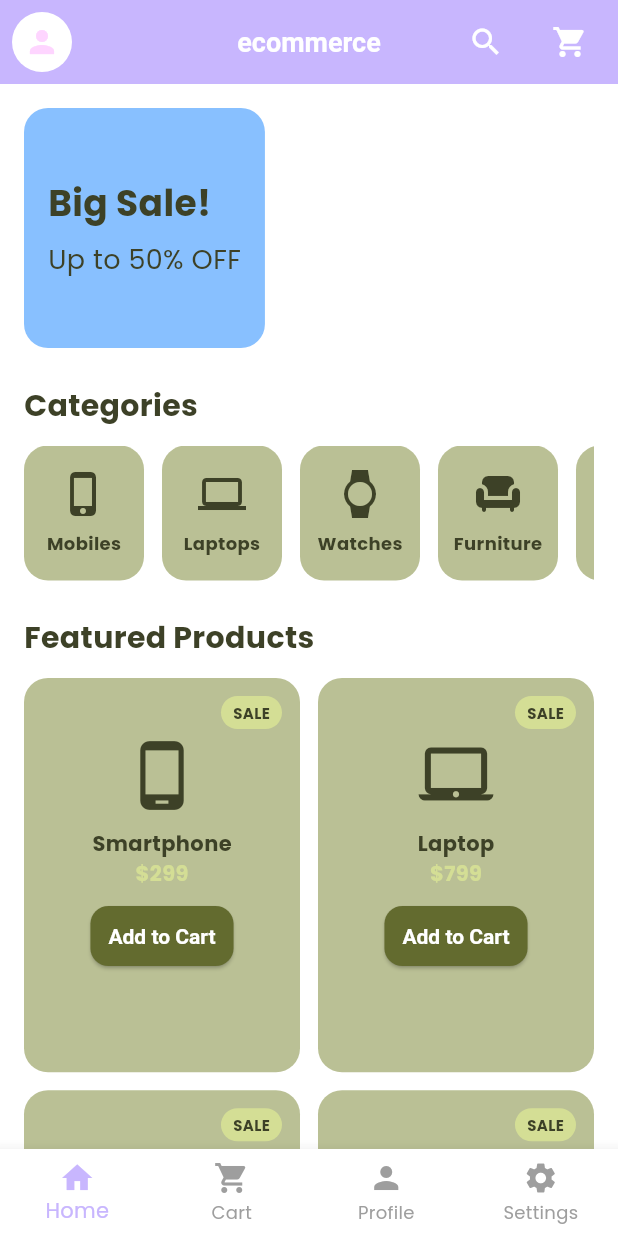
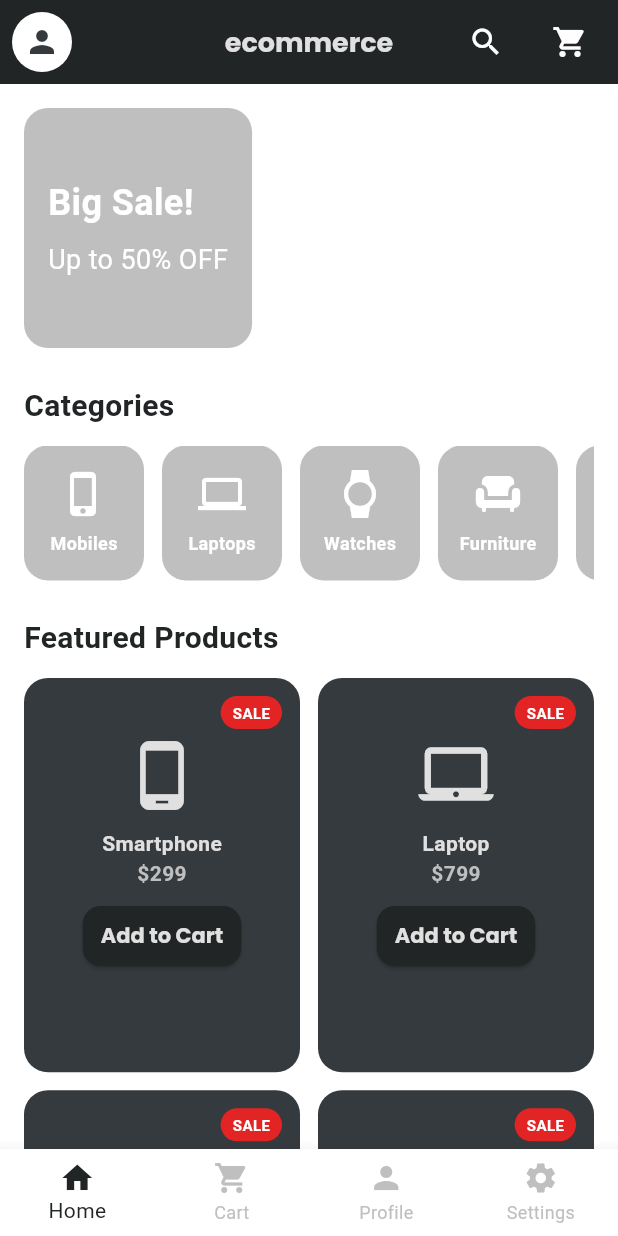
Before and after one commit to MuhammadUmer3325/ecommerce_app, a Flutter app: the screen it shows after launch, after a tap on "Get Started", on a phone screen of 412 x 824 dp. Run offline on Flutter 3.47's test engine with Material 3 defaults, Android fonts, the phone set to English and light mode, and no system bars; our stand-ins replace google_fonts, lottie.

Commit message:
Updated UI - added new Colors

```diff
--- a/lib/core/constants/app_constants.dart
+++ b/lib/core/constants/app_constants.dart
@@ -1,14 +1,14 @@
+// lib/core/constants/app_constants.dart
 import 'package:flutter/material.dart';
 
 class AppColors {
-  // ===================== New Colors =====================
-  static const lightBlue1 = Color(0xFFBDCFFF);
-  static const lightBlue2 = Color(0xFF88C0FF);
-  static const lightPurple1 = Color(0xFFC8B6FE);
-  static const lightPurple2 = Color(0xFFE7C5FF);
-  static const lightPink = Color(0xFFFED5FF);
+  static const main = Color(0xFF222526);     // Onyx
+  static const bg = Color(0xFF353A3E);       // Graphite
+  static const light = Color(0xFFE0E0E0);    // Platinum
+  static const dark = Color(0xFF1A1A1A);     // Jet Black
+  static const hint = Color(0xFFBFBFBF);     // Ash
 }
 
 class AppFonts {
-  static const String primaryFont = 'Poppins'; // ya koi aur font jo tum use karna chaho
+  static const String primaryFont = 'Poppins';
 }
--- a/lib/core/theme/app_theme.dart
+++ b/lib/core/theme/app_theme.dart
@@ -1,33 +1,42 @@
+import 'package:ecommerce/core/constants/app_constants.dart';
 import 'package:flutter/material.dart';
-import '../constants/app_constants.dart';
+import 'package:google_fonts/google_fonts.dart';
 
 class AppTheme {
   static ThemeData lightTheme = ThemeData(
     // ===================== COLORS =====================
-    primaryColor: AppColors.lightBlue1,
-    scaffoldBackgroundColor: AppColors.lightBlue2,
-    fontFamily: AppFonts.primaryFont,
+    primaryColor: AppColors.main,
+    scaffoldBackgroundColor: AppColors.bg,
 
     // ===================== APP BAR THEME =====================
-    appBarTheme: const AppBarTheme(
-      backgroundColor: AppColors.lightBlue1,
+    appBarTheme: AppBarTheme(
+      backgroundColor: AppColors.main,
       elevation: 0,
-      titleTextStyle: TextStyle(
-        color: Colors.white,
+      titleTextStyle: GoogleFonts.poppins(
+        color: AppColors.light,
         fontSize: 18,
         fontWeight: FontWeight.bold,
       ),
-      iconTheme: IconThemeData(color: Colors.white),
+      iconTheme: const IconThemeData(color: AppColors.light),
     ),
 
     // ===================== TEXT THEME =====================
-    textTheme: const TextTheme(
-      bodyLarge: TextStyle(
-        color: AppColors.lightPurple1,
-        fontSize: 16,
+    textTheme: TextTheme(
+      // ✅ Heading
+      headlineLarge: GoogleFonts.poppins(
+        color: AppColors.light,
+        fontSize: 22,
+        fontWeight: FontWeight.bold,
       ),
-      bodyMedium: TextStyle(
-        color: AppColors.lightPurple2,
+      // ✅ Subheading
+      headlineMedium: GoogleFonts.montserrat(
+        color: AppColors.light,
+        fontSize: 18,
+        fontWeight: FontWeight.w600,
+      ),
+      // ✅ Body
+      bodyMedium: GoogleFonts.roboto(
+        color: AppColors.hint,
         fontSize: 14,
       ),
     ),
@@ -35,17 +44,20 @@
     // ===================== ELEVATED BUTTON THEME =====================
     elevatedButtonTheme: ElevatedButtonThemeData(
       style: ElevatedButton.styleFrom(
-        backgroundColor: AppColors.lightBlue1,
-        foregroundColor: Colors.white,
-        textStyle: const TextStyle(
+        backgroundColor: AppColors.main,
+        foregroundColor: AppColors.light,
+        textStyle: GoogleFonts.poppins(
           fontWeight: FontWeight.bold,
+        ),
+        shape: const RoundedRectangleBorder(
+          borderRadius: BorderRadius.all(Radius.circular(12)),
         ),
       ),
     ),
 
     // ===================== ADDITIONAL COLORS =====================
     colorScheme: ColorScheme.fromSwatch().copyWith(
-      secondary: AppColors.lightPink, // floating buttons, sliders, switches
+      secondary: AppColors.hint, // sliders, switches, FAB etc.
     ),
   );
 }
--- a/lib/screens/home_screen.dart
+++ b/lib/screens/home_screen.dart
@@ -31,12 +31,12 @@
       // ===================== APP BAR =====================
       appBar: AppBar(
         elevation: 0,
-        backgroundColor: AppColors.lightPurple1,
+        backgroundColor: AppColors.main, // ✅ Onyx
         leading: Builder(
           builder: (context) => IconButton(
             icon: const CircleAvatar(
-              backgroundColor: Color.fromARGB(255, 255, 255, 255),
-              child: Icon(Icons.person, color: AppColors.lightPink),
+              backgroundColor: Color.fromARGB(255, 255, 255, 255), // ✅ Platinum
+              child: Icon(Icons.person, color: AppColors.bg), // ✅ Graphite
             ),
             onPressed: () {
               Scaffold.of(context).openDrawer();
@@ -44,15 +44,16 @@
           ),
         ),
         title: const Text("ecommerce"),
+
         centerTitle: true,
         actions: [
           IconButton(
-            icon: const Icon(Icons.search, color: Colors.white),
+            icon: const Icon(Icons.search, color: Color.fromARGB(255, 255, 255, 255)), // ✅ Platinum
             onPressed: () {},
           ),
           const SizedBox(width: 8),
           IconButton(
-            icon: const Icon(Icons.shopping_cart, color: Colors.white),
+            icon: const Icon(Icons.shopping_cart, color: Color.fromARGB(255, 255, 254, 254)), // ✅ Platinum
             onPressed: () {},
           ),
           const SizedBox(width: 8),
@@ -65,13 +66,14 @@
           padding: EdgeInsets.zero,
           children: const [
             DrawerHeader(
-              decoration: BoxDecoration(color: AppColors.lightPurple1),
+              decoration: BoxDecoration(color: AppColors.main), // ✅ Onyx
               child: Text(
                 "Welcome User",
                 style: TextStyle(
-                    color: Colors.white,
+                  color: AppColors.light, // ✅ Platinum
                   fontSize: 22,
-                    fontWeight: FontWeight.bold),
+                  fontWeight: FontWeight.bold,
+                ),
               ),
             ),
             ListTile(
@@ -95,15 +97,15 @@
       ),
 
       // ===================== BODY =====================
-      backgroundColor: Colors.white,
+      backgroundColor: const Color.fromARGB(255, 255, 255, 255), // ✅ Platinum
       body: _screens[_selectedIndex],
 
       // ===================== BOTTOM NAV BAR =====================
       bottomNavigationBar: BottomNavigationBar(
         currentIndex: _selectedIndex,
         onTap: _onItemTapped,
-        selectedItemColor: AppColors.lightPurple1,
-        unselectedItemColor: Colors.grey,
+        selectedItemColor: AppColors.main, // ✅ Onyx
+        unselectedItemColor: AppColors.hint, // ✅ Ash
         type: BottomNavigationBarType.fixed,
         items: const [
           BottomNavigationBarItem(icon: Icon(Icons.home), label: "Home"),
@@ -132,7 +134,7 @@
             height: 160,
             decoration: BoxDecoration(
               borderRadius: BorderRadius.circular(16),
-              color: AppColors.lightBlue2,
+              color: AppColors.hint, // ✅ Graphite
             ),
             child: const Padding(
               padding: EdgeInsets.all(16.0),
@@ -145,12 +147,16 @@
                     style: TextStyle(
                       fontSize: 24,
                       fontWeight: FontWeight.bold,
-                        color: Color(0xFF3D4127)),
+                      color: Color.fromARGB(255, 255, 255, 255), // ✅ Platinum
+                    ),
                   ),
                   SizedBox(height: 8),
                   Text(
                     "Up to 50% OFF",
-                    style: TextStyle(fontSize: 18, color: Color(0xFF3D4127)),
+                    style: TextStyle(
+                      fontSize: 18,
+                      color: Color.fromARGB(255, 255, 255, 255), // ✅ Platinum
+                    ),
                   ),
                 ],
               ),
@@ -165,7 +171,8 @@
             style: TextStyle(
               fontSize: 20,
               fontWeight: FontWeight.bold,
-                color: Color(0xFF3D4127)),
+              color: AppColors.main, // ✅ Onyx
+            ),
           ),
           const SizedBox(height: 12),
           SizedBox(
@@ -190,7 +197,8 @@
             style: TextStyle(
               fontSize: 20,
               fontWeight: FontWeight.bold,
-                color: Color(0xFF3D4127)),
+              color: AppColors.main, // ✅ Onyx
+            ),
           ),
           const SizedBox(height: 12),
 
@@ -246,20 +254,21 @@
       width: 80,
       margin: const EdgeInsets.only(right: 12),
       decoration: BoxDecoration(
-        color: const Color(0xFFBAC095),
+        color: AppColors.hint, // ✅ Graphite
         borderRadius: BorderRadius.circular(16),
       ),
       child: Column(
         mainAxisAlignment: MainAxisAlignment.center,
         children: [
-          Icon(icon, size: 32, color: const Color(0xFF3D4127)),
+          Icon(icon, size: 32, color: const Color.fromARGB(255, 255, 255, 255)), // ✅ Platinum
           const SizedBox(height: 8),
           Text(
             label,
             style: const TextStyle(
               fontSize: 12,
               fontWeight: FontWeight.bold,
-                color: Color(0xFF3D4127)),
+              color: Color.fromARGB(255, 255, 255, 255), // ✅ Platinum
+            ),
           ),
         ],
       ),
@@ -273,23 +282,24 @@
   final String price;
   final IconData image;
   final bool isSale;
-  const _ProductCard(
-      {required this.name,
+  const _ProductCard({
+    required this.name,
     required this.price,
     required this.image,
-      this.isSale = false});
+    this.isSale = false,
+  });
 
   @override
   Widget build(BuildContext context) {
     return Container(
       decoration: BoxDecoration(
-        color: const Color(0xFFBAC095),
+        color: AppColors.bg, // ✅ Graphite
         borderRadius: BorderRadius.circular(16),
       ),
       child: Padding(
         padding: const EdgeInsets.all(12),
         child: Column(
-          mainAxisSize: MainAxisSize.min, // Spacer hata diya
+          mainAxisSize: MainAxisSize.min,
           crossAxisAlignment: CrossAxisAlignment.center,
           children: [
             if (isSale)
@@ -298,36 +308,43 @@
                 child: Container(
                   padding: const EdgeInsets.symmetric(horizontal: 8, vertical: 4),
                   decoration: BoxDecoration(
-                      color: const Color(0xFFD4DE95),
-                      borderRadius: BorderRadius.circular(12)),
+                    color: const Color.fromARGB(255, 226, 36, 36), // ✅ Ash
+                    borderRadius: BorderRadius.circular(12),
+                  ),
                   child: const Text(
                     "SALE",
                     style: TextStyle(
                       fontSize: 10,
                       fontWeight: FontWeight.bold,
-                        color: Color(0xFF3D4127)),
+                      color: Color.fromARGB(255, 255, 255, 255), // ✅ Jet Black
+                    ),
                   ),
                 ),
               ),
             const SizedBox(height: 6),
-            Icon(image, size: 50, color: const Color(0xFF3D4127)),
+            Icon(image, size: 50, color: AppColors.light), // ✅ Platinum
             const SizedBox(height: 10),
             Text(
               name,
               style: const TextStyle(
-                  fontWeight: FontWeight.bold, color: Color(0xFF3D4127)),
+                fontWeight: FontWeight.bold,
+                color: AppColors.light, // ✅ Platinum
+              ),
             ),
             Text(
               price,
               style: const TextStyle(
-                  color: Color(0xFFD4DE95), fontWeight: FontWeight.bold),
+                color: AppColors.hint, // ✅ Ash
+                fontWeight: FontWeight.bold,
+              ),
             ),
             const SizedBox(height: 8),
             ElevatedButton(
               style: ElevatedButton.styleFrom(
-                backgroundColor: const Color(0xFF636B2F),
+                backgroundColor: AppColors.main, // ✅ Onyx
                 shape: RoundedRectangleBorder(
-                    borderRadius: BorderRadius.circular(12)),
+                  borderRadius: BorderRadius.circular(12),
+                ),
                 padding: const EdgeInsets.symmetric(horizontal: 12, vertical: 8),
               ),
               onPressed: () {},
--- a/lib/screens/onboarding_screen.dart
+++ b/lib/screens/onboarding_screen.dart
@@ -1,6 +1,7 @@
 import 'package:ecommerce/core/constants/app_constants.dart';
 import 'package:flutter/material.dart';
 import 'package:lottie/lottie.dart';
+import 'package:google_fonts/google_fonts.dart';
 import 'home_screen.dart';
 
 class OnboardingScreen extends StatelessWidget {
@@ -8,9 +9,29 @@
 
   @override
   Widget build(BuildContext context) {
+    final double screenHeight = MediaQuery.of(context).size.height;
+
     return Scaffold(
-      backgroundColor: const Color.fromARGB(255, 255, 255, 255),
-      body: SafeArea(
+      backgroundColor: Colors.white,
+      body: Stack(
+        children: [
+          // ===================== HALF ROUND BACKGROUND SHAPE =====================
+          Positioned(
+            bottom: 0,
+            left: 0,
+            right: 0,
+            child: Container(
+              height: screenHeight * 0.4,
+              decoration: BoxDecoration(
+                color: AppColors.light, // You can change this color
+                borderRadius: const BorderRadius.only(
+                   topLeft: Radius.circular(1000.0),
+                   topRight: Radius.circular(1000.0),
+                ),
+              ),
+            ),
+          ),
+          SafeArea(
             child: Padding(
               padding: const EdgeInsets.all(20.0),
               child: Column(
@@ -32,19 +53,21 @@
 Text(
   "Welcome to Ecommerce",
   textAlign: TextAlign.center,
-                style: TextStyle(
+  style: GoogleFonts.roboto(
     fontSize: 28,
-                  fontWeight: FontWeight.bold,
-                  color: AppColors.lightPurple1,
+    fontWeight: FontWeight.bold, // heading ke liye bold hi rakh
+    color: AppColors.main,
+    letterSpacing: 0.5, // thoda spacing headings ko aur clean banati hai
  shadows: const [
   Shadow(
-                      offset: Offset(1, 1),
-                      blurRadius: 3,
-                      color: Colors.black26,
+    offset: Offset(0, 1), // sirf neeche halka sa
+    blurRadius: 3,        // halka blur, soft look
+    color: Colors.black26, // light grey shadow
   ),
 ],
   ),
 ),
+
 
 const SizedBox(height: 16),
 
@@ -52,16 +75,11 @@
                   Text(
                     "Discover the latest products at the best prices. Your shopping journey starts here!",
                     textAlign: TextAlign.center,
-                style: TextStyle(
+                    style: GoogleFonts.roboto(
                       fontSize: 16,
-                  color: AppColors.lightPurple1,
-                  shadows: const [
-                    Shadow(
-                      offset: Offset(1, 1),
-                      blurRadius: 2,
-                      color: Colors.black26,
-                    ),
-                  ],
+                      fontWeight: FontWeight.bold,
+                      color: AppColors.main,
+                      height: 1.4,
                     ),
                   ),
 
@@ -70,17 +88,17 @@
                   // ===================== GET STARTED BUTTON =====================
                   ElevatedButton(
                     style: ElevatedButton.styleFrom(
-                  backgroundColor: AppColors.lightPurple1,
-                  foregroundColor: const Color.fromARGB(255, 255, 255, 255),
+                      backgroundColor: AppColors.dark,
+                      foregroundColor: AppColors.light,
                       padding: const EdgeInsets.symmetric(
                         horizontal: 60,
-                    vertical: 28,
+                        vertical: 22,
                       ),
                       shape: RoundedRectangleBorder(
                         borderRadius: BorderRadius.circular(30),
                       ),
-                  elevation: 5, // ✅ button shadow
-                  shadowColor: Colors.black26, // ✅ shadow color
+                      elevation: 6,
+                      shadowColor: Colors.black38,
                     ),
                     onPressed: () {
                       Navigator.pushReplacement(
@@ -90,9 +108,12 @@
                         ),
                       );
                     },
-                child: const Text(
+                    child: Text(
                       "Get Started",
-                  style: TextStyle(fontSize: 18, fontWeight: FontWeight.bold),
+                      style: GoogleFonts.montserrat(
+                        fontSize: 18,
+                        fontWeight: FontWeight.bold,
+                      ),
                     ),
                   ),
 
@@ -101,6 +122,8 @@
               ),
             ),
           ),
+        ],
+      ),
     );
   }
 }
--- a/lib/screens/splash_screen.dart
+++ b/lib/screens/splash_screen.dart
@@ -28,19 +28,23 @@
   @override
   Widget build(BuildContext context) {
     return Scaffold(
-      backgroundColor: AppColors.lightBlue1, // ✅ Updated color
+      backgroundColor: const Color.fromARGB(255, 255, 255, 255), // ✅ Background color from new palette
       body: Center(
         child: Column(
           mainAxisAlignment: MainAxisAlignment.center,
-          children: [
-            Icon(Icons.shopping_bag, size: 80, color: const Color.fromARGB(255, 255, 255, 255)), // ✅ Updated color
-            const SizedBox(height: 20),
+          children: const [
+            Icon(
+              Icons.shopping_bag,
+              size: 80,
+              color: AppColors.main, // ✅ Icon color from new palette
+            ),
+            SizedBox(height: 20),
             Text(
               "Ecommerce",
               style: TextStyle(
                 fontSize: 28,
                 fontWeight: FontWeight.bold,
-                color: const Color.fromARGB(255, 255, 255, 255), // ✅ Updated color
+                color: AppColors.main, // ✅ Text color from new palette
               ),
             ),
           ],
--- a/pubspec.yaml
+++ b/pubspec.yaml
@@ -32,6 +32,7 @@
     sdk: flutter
 
   lottie: ^3.1.0
+  google_fonts: ^6.3.1
 
   # The following adds the Cupertino Icons font to your application.
   # Use with the CupertinoIcons class for iOS style icons.
```
Also changed, not shown: pubspec.lock, 1 other file. Lines whose indentation alone changed are shown as unchanged.
